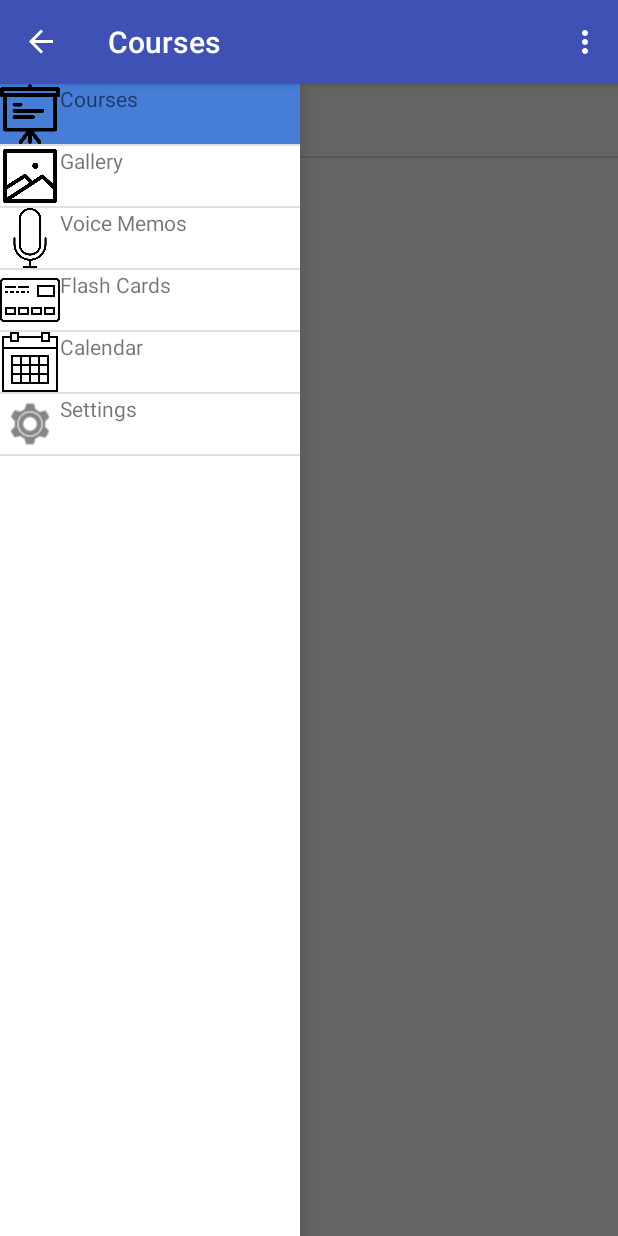
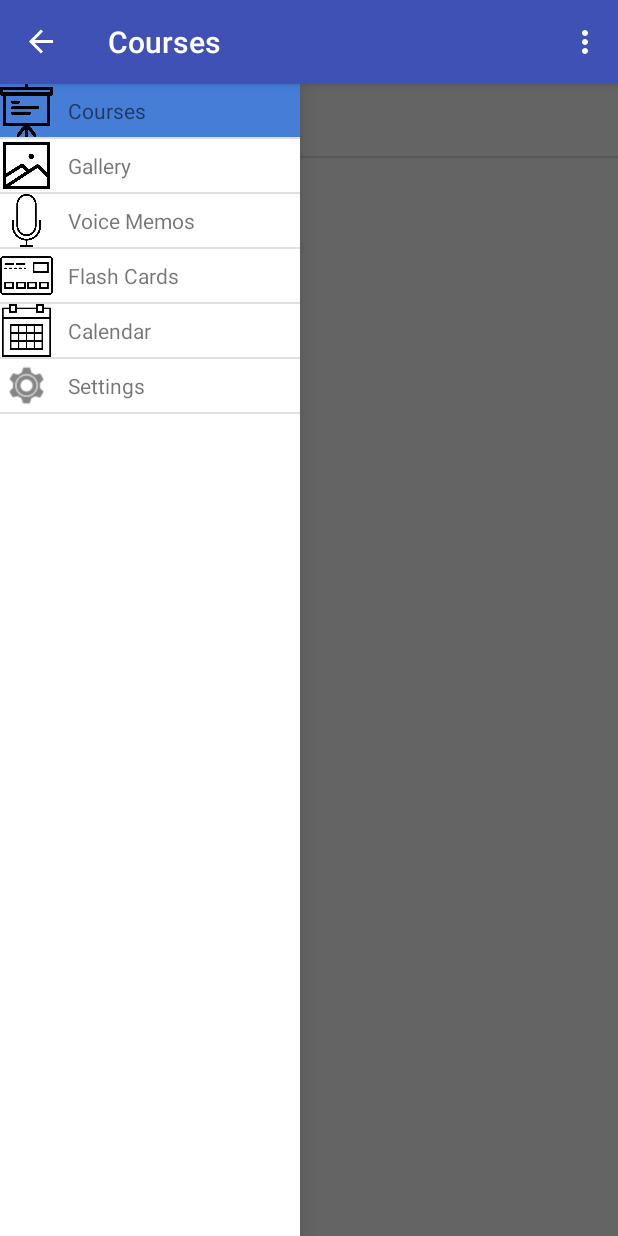
Before and after one commit to HusamSadawi/StudyM8, an Android app: the screen it shows after launch (MainActivity), with the side drawer open, on a phone screen of 412 x 824 dp. Run offline under Robolectric (Android 15) with nearby library versions, the phone set to English and light mode, and no system bars.

```diff
--- a/app/src/main/res/layout/item_sliding_menu.xml
+++ b/app/src/main/res/layout/item_sliding_menu.xml
@@ -1,15 +1,17 @@
 <?xml version="1.0" encoding="utf-8"?>
 <LinearLayout xmlns:android="http://schemas.android.com/apk/res/android"
     android:layout_width="match_parent"
-    android:layout_height="match_parent"
+    android:layout_height="wrap_content"
     android:background="@drawable/list_item_style"
     android:orientation="horizontal">
 
     <ImageView
-        android:layout_width="40dp"
-        android:layout_height="40dp"
+        android:layout_width="35dp"
+        android:layout_height="35dp"
+        android:layout_marginEnd="10dp"
         android:id="@+id/item_img"/>
     <TextView
+        android:layout_gravity="center_vertical"
         android:layout_width="wrap_content"
         android:layout_height="wrap_content"
         android:id="@+id/item_title"/>
```
